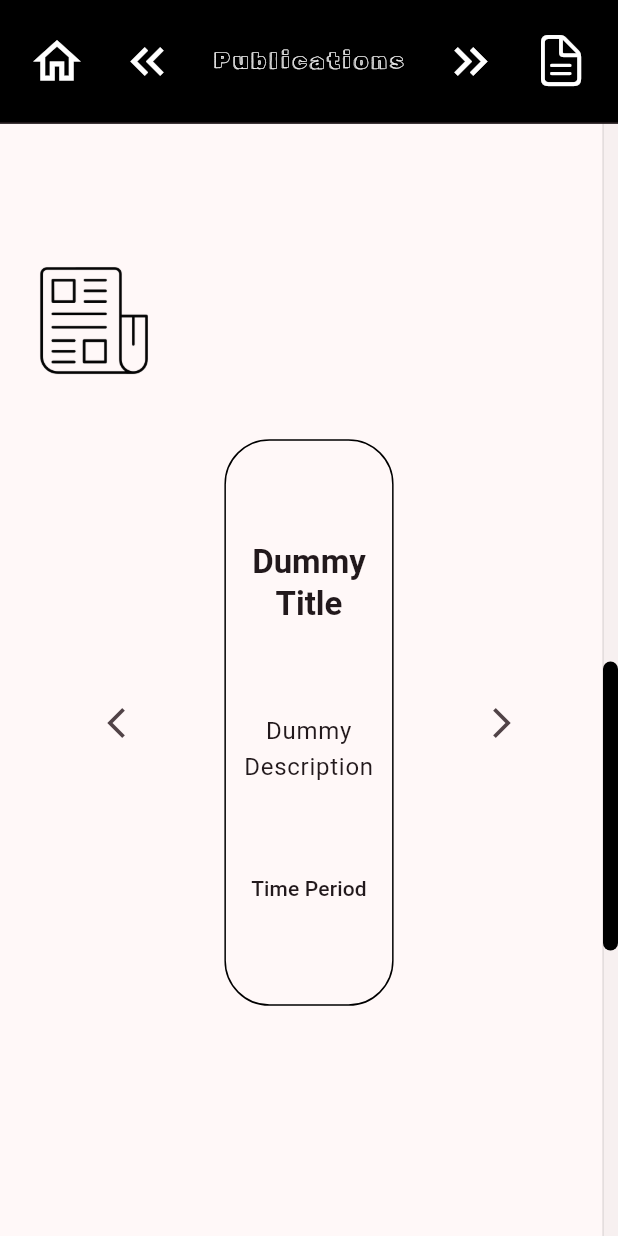
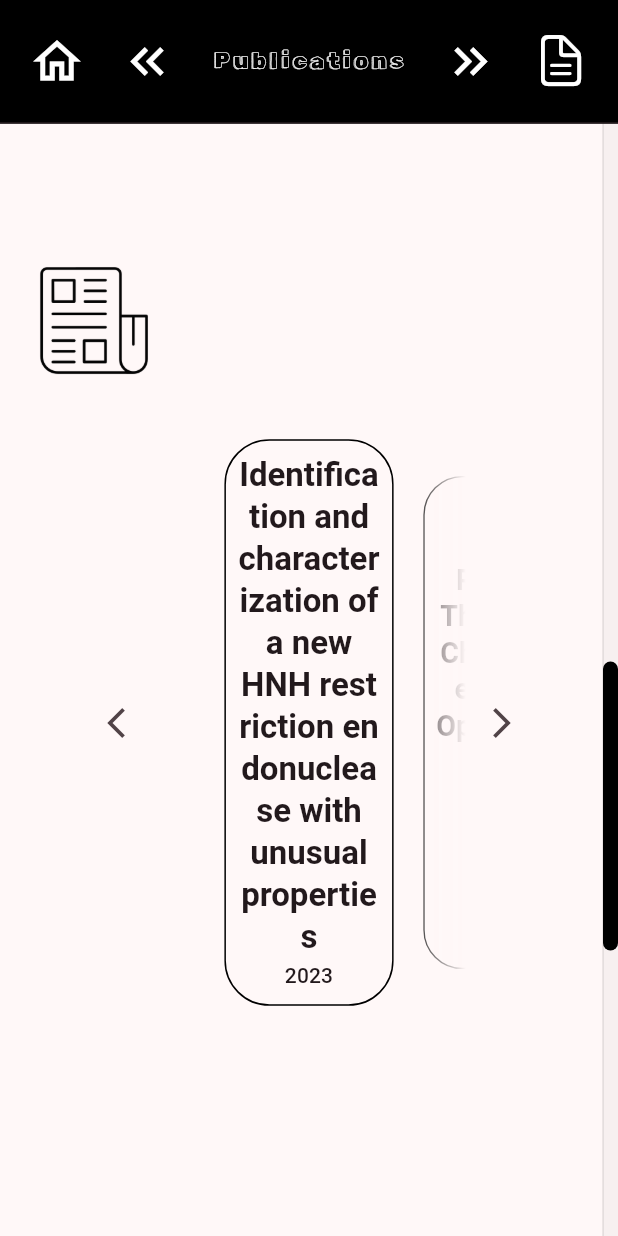
Before and after one commit to siva-ratnakar/home_page, a Flutter app: the ProfessionalPage screen opened by its route, scrolled down 1152 dp, on a phone screen of 412 x 824 dp. Run offline on Flutter 3.47's test engine with Material 3 defaults, Android fonts, the light colour scheme and no system bars; drawn by our look-alikes of carousel_slider; our stand-ins replace flutter_animate, go_router.

Commit message:
update prof. page content

```diff
--- a/lib/constants/constants.dart
+++ b/lib/constants/constants.dart
@@ -41,6 +41,16 @@ class Constants {
           description: 'Sri Sathya Sai Institute of Higher Learning',
           time: '2020 - 2022',
         ),
+        CarouselItem(
+          title: 'Bachelors',
+          description: 'Sri Sathya Sai Institute of Higher Learning',
+          time: '2017 - 2020',
+        ),
+        CarouselItem(
+          title: 'High Schooling',
+          description: 'St. Andrews School',
+          time: '2015 - 2017',
+        ),
       ],
     ),
     ProfessionalItem(
@@ -54,6 +64,40 @@ class Constants {
           flipText:
               'Structural Inhibition studies on Mycobacterial Topoisomeases and DNA Gyrase',
         ),
+        CarouselItem(
+          title: 'Masters Project',
+          description: 'Sri Sathya Sai Institue of Higher Learning',
+          time: 'Apr 2021 - May 2022',
+          flipText:
+              'Genomic analysis of Fosfomycin resistance-conferring genes in Escherichia coli',
+        ),
+        CarouselItem(
+          title: 'Masters Project',
+          description: 'Sri Sathya Sai Institue of Higher Learning',
+          time: 'Jun 2020 - Feb 2021',
+          flipText:
+              'Identification of therapeutics from fungal metabolites for their application in combinatorial antibiotic therapy',
+        ),
+        CarouselItem(
+          title: 'Traineeship',
+          description: 'Acclin Path labs',
+          time: 'Mar 2020 - May 2020',
+          flipText:
+              'Screening clinical isolates for various disease markers including SARS-Cov2, HIV',
+        ),
+        CarouselItem(
+          title: 'Bachelors Project',
+          description: 'Sri Sathya Sai Institue of Higher Learning',
+          time: '',
+          flipText: 'Role of ADA in Osteoclast differentiation',
+        ),
+        CarouselItem(
+          title: 'Bachelors Project',
+          description: 'Sri Sathya Sai Institue of Higher Learning',
+          time: '',
+          flipText:
+              'A preliminary report on the Avifauna of the Brindavan Campus',
+        ),
       ],
     ),
     ProfessionalItem(
@@ -61,10 +105,15 @@ class Constants {
       iconImagePath: professionalPublicationsImagePath,
       itemsList: [
         CarouselItem(
-          title: 'Dummy Title',
-          description: 'Dummy Description',
-          time: 'Time Period',
-          link: 'https://sivaratnakar.com',
+          title:
+              'Identification and characterization of a new HNH restriction endonuclease with unusual properties',
+          time: '2023',
+          // link: 'https://sivaratnakar.com',
+        ),
+        CarouselItem(
+          title: 'Phage Therapy: Challenges and Opportunities',
+          time: '2022',
+          // link: 'https://sivaratnakar.com',
         ),
       ],
     ),
@@ -79,6 +128,10 @@ class Constants {
         CarouselItem(
           title: 'Gold Medal',
           time: '2022',
+        ),
+        CarouselItem(
+          title: 'Graduate Aptitude Test in Engineering,',
+          time: '2022, 2023',
         ),
       ],
     ),
```
